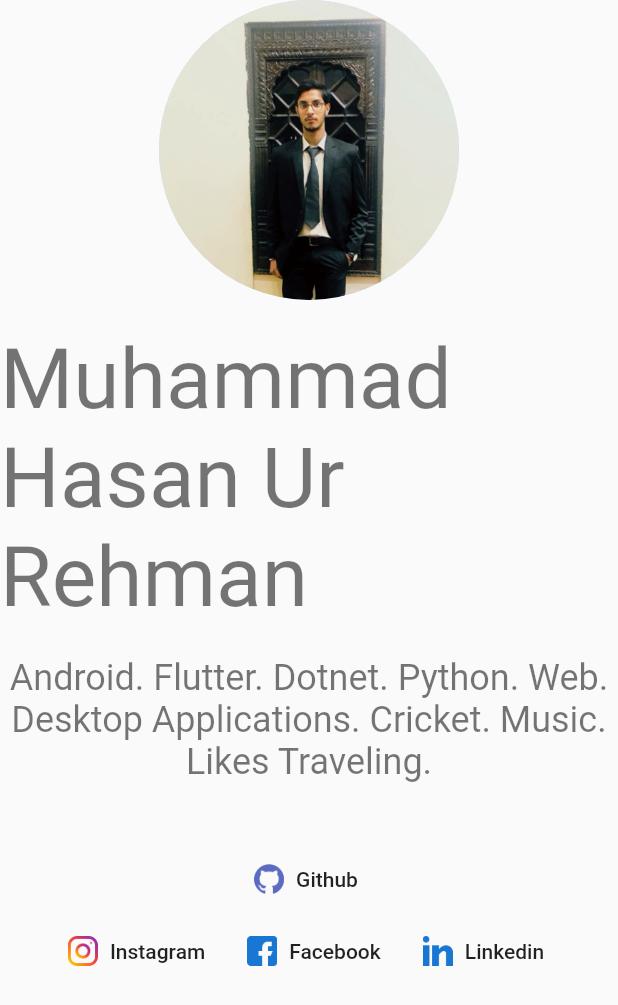
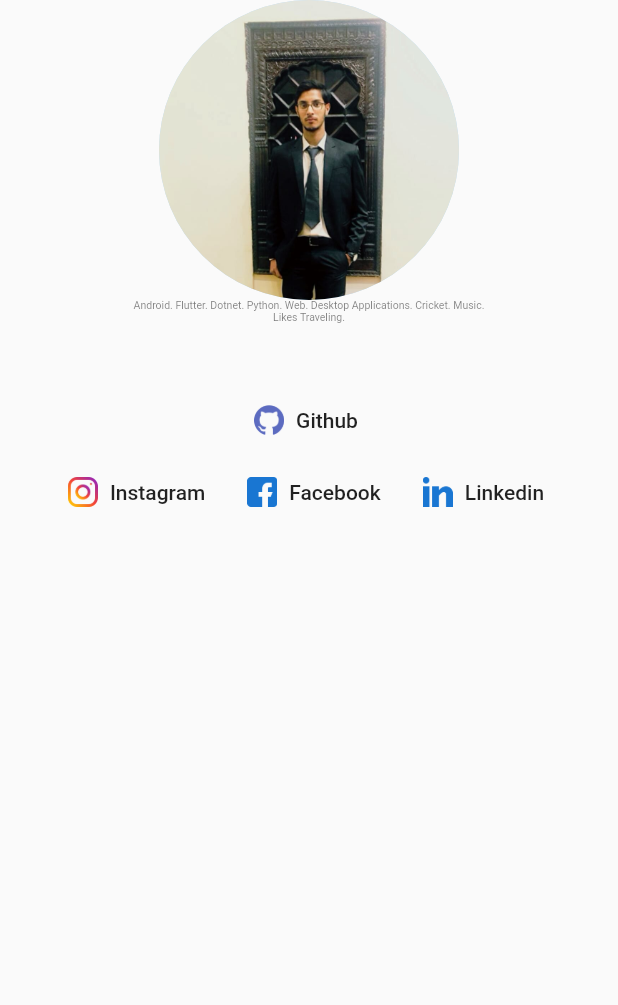
Before and after one commit to hassanrehman01398/Namaz-Application, a Flutter app: the AboutTab widget shown alone on an empty page, opened directly, on a phone screen of 412 x 824 dp. Shown: the top 1005 px of the screen. Run offline on Flutter 3.47's test engine with Material 2 defaults, Android fonts, the phone set to English and light mode, and no system bars; our stand-ins replace bloc, cached_network_image, carousel_pro, cloud_firestore, equatable, firebase_messaging and 5 more; missing offline and left inert: flutter_cupertino_date_picker, hijri_picker; accounts and stored records are empty.

Commit message:
secret added

```diff
--- a/lib/about.dart
+++ b/lib/about.dart
@@ -18,20 +18,20 @@ class AboutTab extends StatelessWidget {
                 radius: 100,
                 backgroundImage: Image.asset(Assets.hassan).image,
               ),
-              SizedBox(
-                height: 20,
-              ),
-              Text(
-                'Muhammad Hasan Ur Rehman',
-                textScaleFactor: 4,
-              ),
-              SizedBox(
-                height: 20,
-              ),
+              //SizedBox(
+                //height: 20,
+              //),
+              //Text(
+             //   'Muhammad Hasan Ur Rehman',
+           //     textScaleFactor: 4,
+         //     ),
+              //SizedBox(
+               // height: 20,
+              //),
               Text(
                   'Android. Flutter. Dotnet. Python. Web. Desktop Applications. Cricket. Music.\nLikes Traveling.',
-                  style: Theme.of(context).textTheme.caption,
-                  textScaleFactor: 2,
+                  //style: Theme.of(context).textTheme.button,
+                  textScaleFactor: .5,
                   textAlign: TextAlign.center,
                 ),
               SizedBox(
--- a/lib/contact.dart
+++ b/lib/contact.dart
@@ -21,11 +21,11 @@ class ContactTab extends StatelessWidget {
               SizedBox(
                 height: 2,
               ),
-              Text(
-                'Muhammad Hasan Ur Rehman',
-                textScaleFactor: 4,
-              ),
-              // SizedBox(
+              // Text(
+              //   'Muhammad Hasan Ur Rehman',
+              //   textScaleFactor: 4,
+              // ),
+              // // SizedBox(
               //   height: 2,
               // ),
               // Text(
```
Also changed, not shown: 1 other file.
